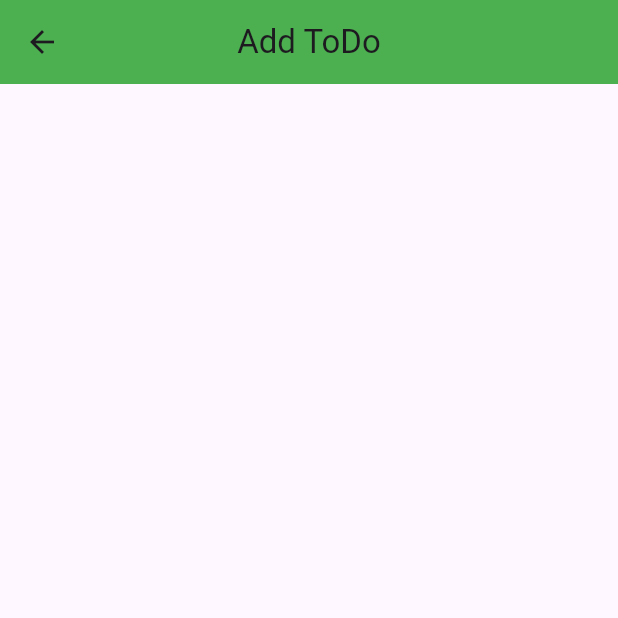
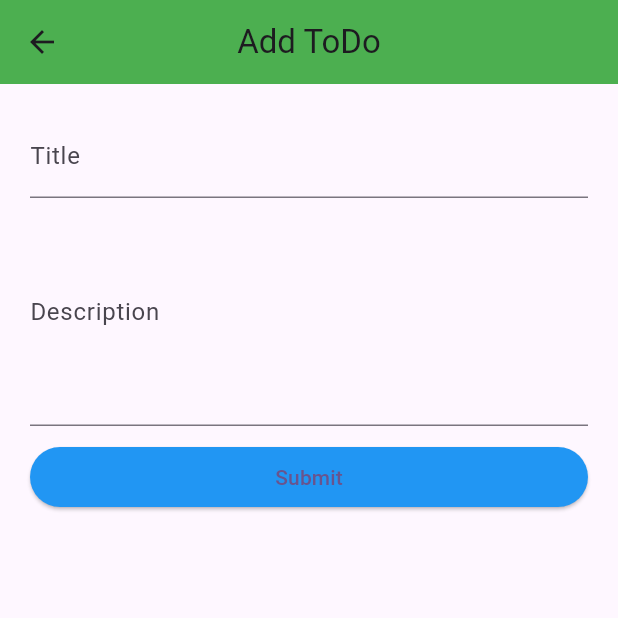
Before and after one commit to JayaramDhungana/todo_app_using_api, a Flutter app: the AddTodoPage screen opened directly, on a phone screen of 412 x 824 dp, the top half of it. Run offline on Flutter 3.47's test engine with Material 3 defaults, Android fonts, the phone set to English and light mode, and no system bars.

Commit message:
adding data successfully

```diff
--- a/todo_app/lib/todo_app/add_page.dart
+++ b/todo_app/lib/todo_app/add_page.dart
@@ -1,4 +1,8 @@
+import 'dart:convert';
+
 import 'package:flutter/material.dart';
+// ignore: depend_on_referenced_packages
+import 'package:http/http.dart' as http;
 
 class AddTodoPage extends StatefulWidget {
   const AddTodoPage({super.key});
@@ -8,14 +12,80 @@ class AddTodoPage extends StatefulWidget {
 }
 
 class _AddTodoPageState extends State<AddTodoPage> {
+  TextEditingController titlecontroller = TextEditingController();
+  TextEditingController descriptioncontroller = TextEditingController();
+
   @override
   Widget build(BuildContext context) {
     return Scaffold(
-      appBar: AppBar(
-        centerTitle: true,
-        backgroundColor: Colors.green,
-        title: Text("Add ToDo"),
-      ),
+        appBar: AppBar(
+          centerTitle: true,
+          backgroundColor: Colors.green,
+          title: Text("Add ToDo"),
+        ),
+        body: ListView(
+          padding: EdgeInsets.all(20),
+          children: [
+            TextField(
+              controller: titlecontroller,
+              decoration: InputDecoration(
+                label: Text("Title"),
+              ),
+            ),
+            TextField(
+              controller: descriptioncontroller,
+              decoration: InputDecoration(
+                label: Text("Description"),
+              ),
+              keyboardType: TextInputType.multiline,
+              minLines: 5,
+              maxLines: 8,
+            ),
+            SizedBox(
+              height: 10,
+            ),
+            ElevatedButton(
+                style: ButtonStyle(
+                    backgroundColor: WidgetStateProperty.all(Colors.blue)),
+                onPressed: SubmitData,
+                child: Text("Submit"))
+          ],
+        ));
+  }
+
+  Future<void> SubmitData() async {
+    //pahilo kam form bata data line
+    final title = titlecontroller.text;
+    final desciption = descriptioncontroller.text;
+
+    final body = {
+      "title": title,
+      "description": desciption,
+      "is_completed": false
+    };
+
+    //dosro kam tyo data lai server tira pathaune
+    final url = 'https://api.nstack.in/v1/todos';
+    final uri = Uri.parse(url);
+    final response = await http.post(
+      uri,
+      body: jsonEncode(body),
+       headers: {'Content-Type': 'application/json'}
     );
+    //ra antyama tesro kam bhaneko serverma data
+    //gaisakepachi user lai success bhanera dekhaune
+
+    if (response.statusCode == 201) {
+      print("Success");
+      ScaffoldMessenger.of(context)
+          .showSnackBar(SnackBar(content: Text("Success to put data")));
+      print(response.statusCode);
+    } else {
+      print("Error");
+      ScaffoldMessenger.of(context)
+          .showSnackBar(SnackBar(content: Text("Faild to load data")));
+    }
+
+    print(response.body);
   }
 }
--- a/todo_app/pubspec.yaml
+++ b/todo_app/pubspec.yaml
@@ -31,10 +31,13 @@ dependencies:
   flutter:
     sdk: flutter
 
+  http: ^1.2.2
+
 
   # The following adds the Cupertino Icons font to your application.
   # Use with the CupertinoIcons class for iOS style icons.
   cupertino_icons: ^1.0.6
+
 
 dev_dependencies:
   flutter_test:
```
Also changed, not shown: todo_app/pubspec.lock.
